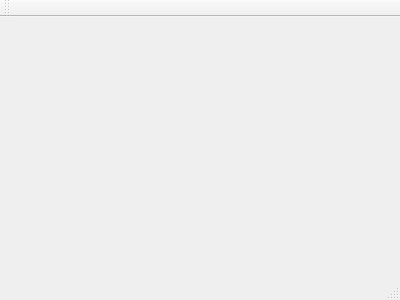
Old version of the form blobwindow.ui in the repository PanTomaszRoszczynialski/SQlite_Float_BLOBing.
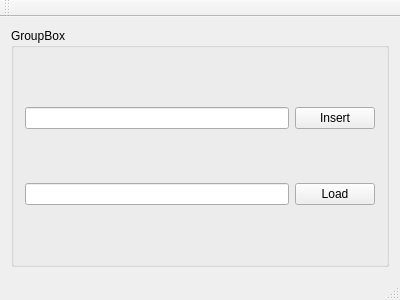
New version of the form.

Commit message:
Example: how to insert QVector<float> as a BLOB into SQLite3
also reading it back

```diff
--- a/blobwindow.ui
+++ b/blobwindow.ui
@@ -12,13 +12,60 @@
   <property name="windowTitle" >
    <string>BlobWindow</string>
   </property>
-  <widget class="QMenuBar" name="menuBar" />
-  <widget class="QToolBar" name="mainToolBar" />
-  <widget class="QWidget" name="centralWidget" />
-  <widget class="QStatusBar" name="statusBar" />
+  <widget class="QWidget" name="centralWidget">
+   <layout class="QGridLayout" name="gridLayout">
+    <item row="0" column="0">
+     <widget class="QGroupBox" name="groupBox">
+      <property name="title">
+       <string>GroupBox</string>
+      </property>
+      <layout class="QGridLayout" name="gridLayout_2">
+       <item row="0" column="1">
+        <widget class="QPushButton" name="insertBtn">
+         <property name="text">
+          <string>Insert</string>
+         </property>
+        </widget>
+       </item>
+       <item row="0" column="0">
+        <widget class="QLineEdit" name="insertNameEdt"/>
+       </item>
+       <item row="1" column="1">
+        <widget class="QPushButton" name="loadBtn">
+         <property name="text">
+          <string>Load</string>
+         </property>
+        </widget>
+       </item>
+       <item row="1" column="0">
+        <widget class="QLineEdit" name="loadNameEdt"/>
+       </item>
+      </layout>
+     </widget>
+    </item>
+   </layout>
+  </widget>
+  <widget class="QMenuBar" name="menuBar">
+   <property name="geometry">
+    <rect>
+     <x>0</x>
+     <y>0</y>
+     <width>400</width>
+     <height>18</height>
+    </rect>
+   </property>
+  </widget>
+  <widget class="QToolBar" name="mainToolBar">
+   <attribute name="toolBarArea">
+    <enum>TopToolBarArea</enum>
+   </attribute>
+   <attribute name="toolBarBreak">
+    <bool>false</bool>
+   </attribute>
+  </widget>
+  <widget class="QStatusBar" name="statusBar"/>
  </widget>
- <layoutDefault spacing="6" margin="11" />
- <pixmapfunction></pixmapfunction>
+ <layoutdefault spacing="6" margin="11"/>
  <resources/>
  <connections/>
 </ui>
```
Left out of the diff: 7 changed lines with no effect on the pictures. The commit also changes 3 other files.
